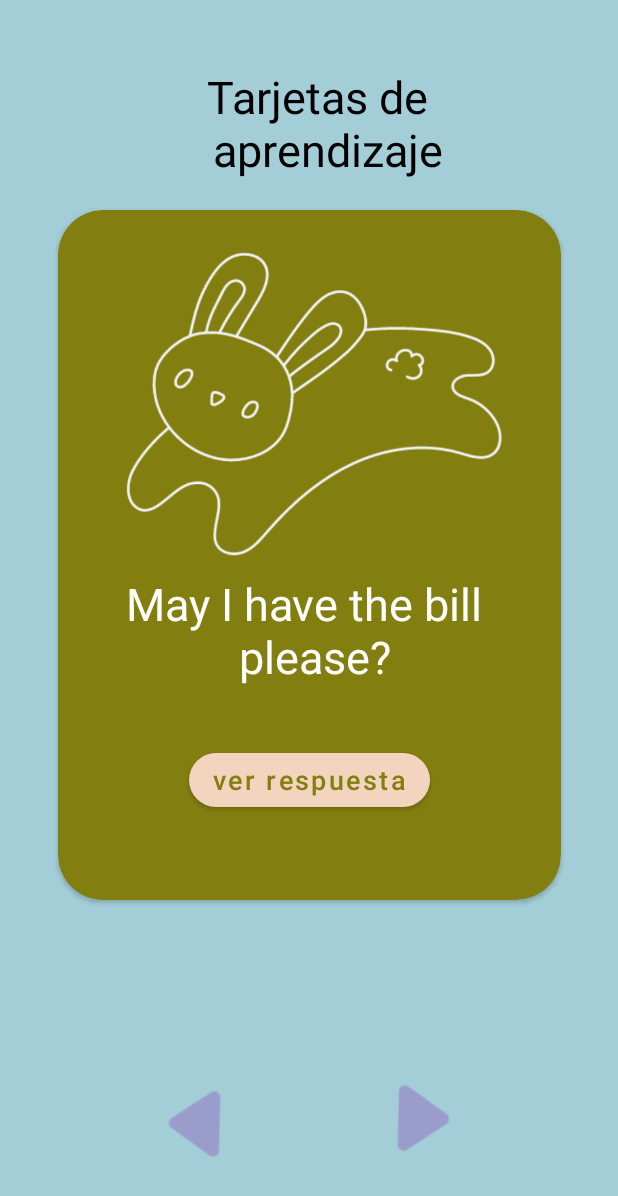
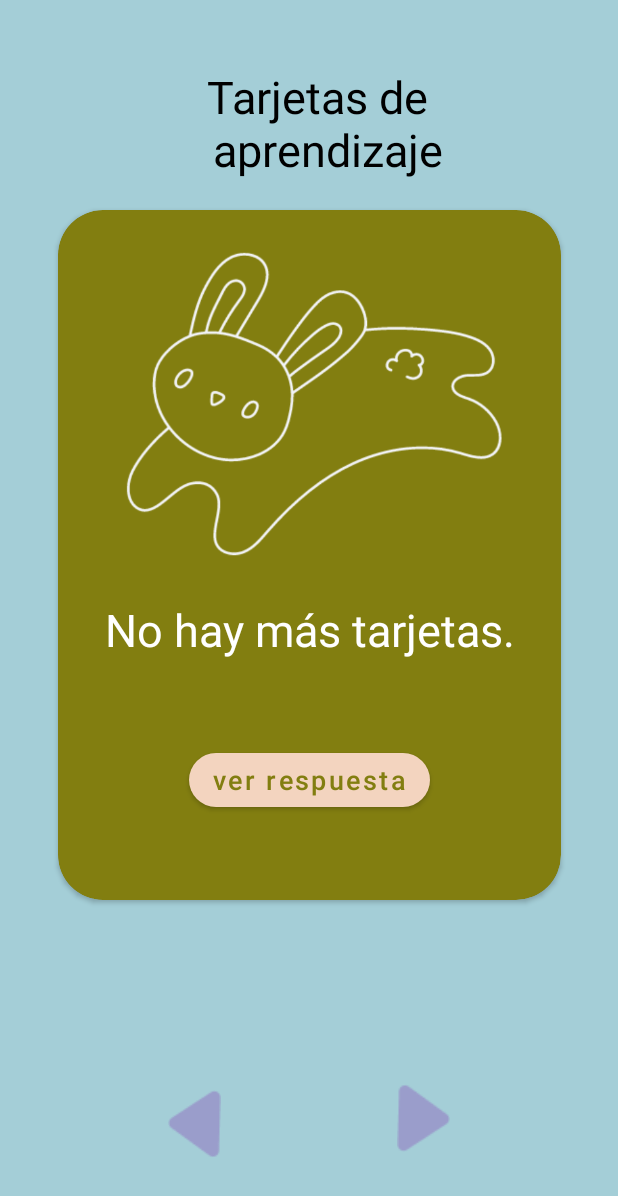
Before and after one commit to kimserrano/LinguaShake, an Android app: the Tarjeta screen opened directly, with no data from a screen before it, on a phone screen of 412 x 824 dp. Shown: the top 1196 px of the screen. Run offline under Robolectric (Android 15) with nearby library versions, the phone set to English and light mode, and no system bars.

Commit message:
ya guarda en sqlite las frases con las respuestas y muestra solamente las frases, me falta arreglar eso de que muestre las respuestas al girar y tambien los btns de anterior y siguente. pd. sigo siendo kim s:

```diff
--- a/app/src/main/java/equipo/flashcards/linguashake/DatabaseHelper.java
+++ b/app/src/main/java/equipo/flashcards/linguashake/DatabaseHelper.java
@@ -4,7 +4,9 @@ import android.content.ContentValues;
 import android.content.Context;
 import android.database.Cursor;
 import android.database.sqlite.SQLiteDatabase;
+import android.database.sqlite.SQLiteException;
 import android.database.sqlite.SQLiteOpenHelper;
+import android.util.Log;
 
 import androidx.annotation.Nullable;
 
@@ -16,19 +18,28 @@ public class DatabaseHelper extends SQLiteOpenHelper {
     public DatabaseHelper(@Nullable Context context) {
 
         super(context, "Singup.db", null, 1);
+        // para ver la ruta de la bd
+        Log.d("DatabaseHelper", "Database created or opened at path: " + context.getDatabasePath(databaseName));
     }
 
     @Override
     public void onCreate(SQLiteDatabase db) {
         // crea la tabla cuando la base de datos es creada por primera vez
-    db.execSQL("create Table allusers(email TEXT primary key, password TEXT)");
-    // la tabla se llama allusers y tiene el email que es la llave primaria y el password
+        db.execSQL("create Table allusers(email TEXT primary key, password TEXT)");
+        // la tabla se llama allusers y tiene el email que es la llave primaria y el password
+
+        // tabla para las tarjetas, tiene id, frase y la traduccion que es la respuesta
+        db.execSQL("create Table flashcards(id INTEGER PRIMARY KEY AUTOINCREMENT, frase TEXT, respuesta TEXT)");
+
+        // insertarDatosDeEjemplo(db);
     }
 
     @Override
     public void onUpgrade(SQLiteDatabase db, int oldVersion, int newVersion) {
         // si la version cambia, elimina la base para asi poder actualizar la estructura
     db.execSQL("drop Table if exists allusers");
+        db.execSQL("drop Table if exists flashcards");
+        onCreate(db);
     }
 
     // para insertar un usuario
@@ -74,5 +85,66 @@ public class DatabaseHelper extends SQLiteOpenHelper {
         }
     }
 
+    public TarjetaObj obtenerProximaTarjeta() {
+        TarjetaObj tarjeta = null;
+        SQLiteDatabase db = this.getReadableDatabase();
+
+        Cursor cursor = null;
+        try {
+            // para seleccionar una tarjeta aleatoria de la tabla flashcards
+            cursor = db.rawQuery("SELECT * FROM flashcards ORDER BY RANDOM() LIMIT 1", null);
+
+            if (cursor != null && cursor.moveToFirst()) {
+                // índices de las columnas
+                int idIndex = cursor.getColumnIndex("id");
+                int fraseIndex = cursor.getColumnIndex("frase");
+                int respuestaIndex = cursor.getColumnIndex("respuesta");
+
+                // los valores de la fila actual utilizando los índices
+                int id = cursor.getInt(idIndex);
+                String frase = cursor.getString(fraseIndex);
+                String respuesta = cursor.getString(respuestaIndex);
+
+                //objeto Tarjeta con los valores obtenidos
+                tarjeta = new TarjetaObj(id, frase, respuesta);
+            }
+        } catch (SQLiteException e) {
+            Log.e("DatabaseHelper", "Error al obtener la próxima tarjeta: " + e.getMessage());
+        } finally {
+            // Cerrar el cursor y la base de datos
+            if (cursor != null) {
+                cursor.close();
+            }
+            db.close();
+        }
+
+        return tarjeta;
+    }
+
+
+    private void insertarDatosDeEjemplo(SQLiteDatabase db) {
+        ContentValues contentValues = new ContentValues();
+
+        contentValues.put("frase", "May I have the bill please?");
+        contentValues.put("respuesta", "¿Me trae la cuenta, por favor?");
+        db.insert("flashcards", null, contentValues);
+
+        contentValues.put("frase", "Where is the restroom?");
+        contentValues.put("respuesta", "¿Dónde está el baño?");
+        db.insert("flashcards", null, contentValues);
+
+        contentValues.put("frase", "How much does it cost?");
+        contentValues.put("respuesta", "¿Cuánto cuesta?");
+        db.insert("flashcards", null, contentValues);
+
+        contentValues.put("frase", "What time is it?");
+        contentValues.put("respuesta", "¿Qué hora es?");
+        db.insert("flashcards", null, contentValues);
+
+        contentValues.put("frase", "I would like a coffee, please.");
+        contentValues.put("respuesta", "Quisiera un café, por favor.");
+        db.insert("flashcards", null, contentValues);
+
+    }
 
 }
--- a/app/src/main/java/equipo/flashcards/linguashake/Tarjeta.java
+++ b/app/src/main/java/equipo/flashcards/linguashake/Tarjeta.java
@@ -3,7 +3,6 @@ package equipo.flashcards.linguashake;
 import androidx.appcompat.app.AppCompatActivity;
 
 import android.os.Bundle;
-
 import android.content.Context;
 import android.hardware.Sensor;
 import android.hardware.SensorEvent;
@@ -11,6 +10,7 @@ import android.hardware.SensorEventListener;
 import android.hardware.SensorManager;
 import android.view.View;
 import android.widget.Button;
+import android.widget.TextView;
 import android.widget.Toast;
 import androidx.cardview.widget.CardView;
 
@@ -20,19 +20,24 @@ public class Tarjeta extends AppCompatActivity implements SensorEventListener {
     private Sensor accelerometer;
     private boolean isShaking = false;
     private long lastTimeShakeDetected = 0;
-    //umbral para agitar
+    // umbral para agitar
     private static final float SHAKE_THRESHOLD = 10f;
-    //tiempo que espera despues de agitar, 1 segundo
+    // tiempo que espera despues de agitar, 1 segundo
     private static final int SHAKE_TIMEOUT = 1000;
     private CardView cardView;
     private Button respuestaButton;
+    private TextView fraseTextView;
+    private TextView respuestaTextView;
     private boolean isShowingAnswer = false;
+
+    private DatabaseHelper databaseHelper;
+    private TarjetaObj tarjetaActual;
 
     @Override
     protected void onCreate(Bundle savedInstanceState) {
         super.onCreate(savedInstanceState);
         setContentView(R.layout.activity_tarjeta);
-        //se inicia el acelerometro
+        // se inicia el acelerometro
         sensorManager = (SensorManager) getSystemService(Context.SENSOR_SERVICE);
         if (sensorManager.getDefaultSensor(Sensor.TYPE_ACCELEROMETER) != null) {
             accelerometer = sensorManager.getDefaultSensor(Sensor.TYPE_ACCELEROMETER);
@@ -43,6 +48,13 @@ public class Tarjeta extends AppCompatActivity implements SensorEventListener {
         // obtenemos los elementos del xml
         cardView = findViewById(R.id.cardView);
         respuestaButton = findViewById(R.id.respuesta_button);
+        fraseTextView = findViewById(R.id.frase_textview);
+        respuestaTextView = findViewById(R.id.respuesta_textview);
+
+        // inicializar la base de datos
+        databaseHelper = new DatabaseHelper(this);
+
+        mostrarNuevaTarjeta();
 
         // si da clic en el btn respuesta
         respuestaButton.setOnClickListener(new View.OnClickListener() {
@@ -68,11 +80,11 @@ public class Tarjeta extends AppCompatActivity implements SensorEventListener {
         sensorManager.unregisterListener(this);
     }
 
-    //esto se llama cuando el sensor cambia
+    // esto se llama cuando el sensor cambia
     @Override
     public void onSensorChanged(SensorEvent event) {
         if (event.sensor.getType() == Sensor.TYPE_ACCELEROMETER) {
-            //toma el tiempo de la sacudida
+            // toma el tiempo de la sacudida
             long currentTime = System.currentTimeMillis();
             // verifica que el haya pasado tiempo desde la ultima sacudida
             if ((currentTime - lastTimeShakeDetected) > SHAKE_TIMEOUT) {
@@ -81,17 +93,17 @@ public class Tarjeta extends AppCompatActivity implements SensorEventListener {
                 float y = event.values[1];
                 float z = event.values[2];
 
-                // calculas la aceleracion menos la gravedad
+                // calcula la aceleración menos la gravedad
                 double acceleration = Math.sqrt(x * x + y * y + z * z) - SensorManager.GRAVITY_EARTH;
-               // si la aceleracion es mayor al umbral de sacudida
+                // si la aceleración es mayor al umbral de sacudida
                 if (acceleration > SHAKE_THRESHOLD) {
                     // marcar como sacudida
                     if (!isShaking) {
                         isShaking = true;
-                        // volteas la tarjeta
+                        // voltear la tarjeta
                         flipCard();
                     }
-                    // cambias el tiempo de la ultima sacudida
+                    // cambiar el tiempo de la ultima sacudida
                     lastTimeShakeDetected = currentTime;
                 } else {
                     isShaking = false;
@@ -102,8 +114,8 @@ public class Tarjeta extends AppCompatActivity implements SensorEventListener {
 
     @Override
     public void onAccuracyChanged(Sensor sensor, int accuracy) {
-       // aqui no se si vayamos a usarlo mas adelante, pero investigue y es x si
-        // el sensor cambia la precision o algo asi
+        // aquí no se si vayamos a usarlo más adelante, pero investigué y es x si
+        // el sensor cambia la precisión o algo así
     }
 
     // para voltear la tarjeta
@@ -119,16 +131,16 @@ public class Tarjeta extends AppCompatActivity implements SensorEventListener {
         isShowingAnswer = !isShowingAnswer;
     }
 
-    // este metodo es para la animacion que debe tener el giro
+    // este método es para la animación que debe tener el giro
     private void flip(View view, int animation) {
-        // el view es la card a girar y el animation es el xml de la animacion
+        // el view es la card a girar y el animation es el xml de la animación
         view.animate()
-                // girar 90 grds en y
+                // girar 90 grados en y
                 .rotationY(90)
                 // dura la primera mitad
                 .setDuration(250)
                 .withEndAction(() -> {
-                    // otros 90 grds
+                    // otros 90 grados
                     view.setRotationY(-90);
                     view.animate()
                             .rotationY(0)
@@ -137,4 +149,21 @@ public class Tarjeta extends AppCompatActivity implements SensorEventListener {
                 })
                 .start();
     }
+
+    private void mostrarNuevaTarjeta() {
+        // una nueva tarjeta de la base de datos
+        tarjetaActual = databaseHelper.obtenerProximaTarjeta();
+
+        if (tarjetaActual != null) {
+            // mostrar la frase en el textview
+            fraseTextView.setText(tarjetaActual.getFrase());
+            // reiniciar el estado de mostrar la respuesta
+            isShowingAnswer = false;
+        } else {
+            // si no hay más tarjetas
+            fraseTextView.setText("No hay más tarjetas.");
+            respuestaTextView.setText("");
+        }
+    }
+
 }
--- a/app/src/main/res/layout/activity_tarjeta.xml
+++ b/app/src/main/res/layout/activity_tarjeta.xml
@@ -41,18 +41,34 @@
             android:layout_gravity="center"
             android:layout_marginTop="-100dp"
             android:src="@drawable/logotarjeta"
-            app:layout_constraintBottom_toTopOf="@+id/frase"
+            app:layout_constraintBottom_toTopOf="@+id/frase_textview"
             app:layout_constraintEnd_toEndOf="parent"
             app:layout_constraintStart_toStartOf="parent"
             app:layout_constraintTop_toTopOf="parent" />
 
+
         <TextView
-            android:id="@+id/frase"
+            android:id="@+id/frase_textview"
             android:layout_width="wrap_content"
             android:layout_height="wrap_content"
             android:layout_gravity="center"
             android:layout_marginTop="50dp"
-            android:text="May I have the bill \n please?"
+            android:text=""
+            android:textAlignment="center"
+            android:textColor="@color/white"
+            android:textSize="30sp"
+            app:layout_constraintBottom_toTopOf="@+id/respuesta_button"
+            app:layout_constraintEnd_toEndOf="parent"
+            app:layout_constraintStart_toStartOf="parent"
+            app:layout_constraintTop_toBottomOf="@+id/tarjeta_logo" />
+
+        <TextView
+            android:id="@+id/respuesta_textview"
+            android:layout_width="wrap_content"
+            android:layout_height="wrap_content"
+            android:layout_gravity="center"
+            android:layout_marginTop="50dp"
+            android:text=""
             android:textAlignment="center"
             android:textColor="@color/white"
             android:textSize="30sp"
@@ -76,7 +92,7 @@
             app:layout_constraintBottom_toBottomOf="parent"
             app:layout_constraintEnd_toEndOf="parent"
             app:layout_constraintStart_toStartOf="parent"
-            app:layout_constraintTop_toBottomOf="@+id/frase" />
+            app:layout_constraintTop_toBottomOf="@+id/frase_textview" />
 
     </androidx.cardview.widget.CardView>
 
```
Also changed, not shown: app/src/main/java/equipo/flashcards/linguashake/TarjetaObj.java (added, +25 -0 lines).
